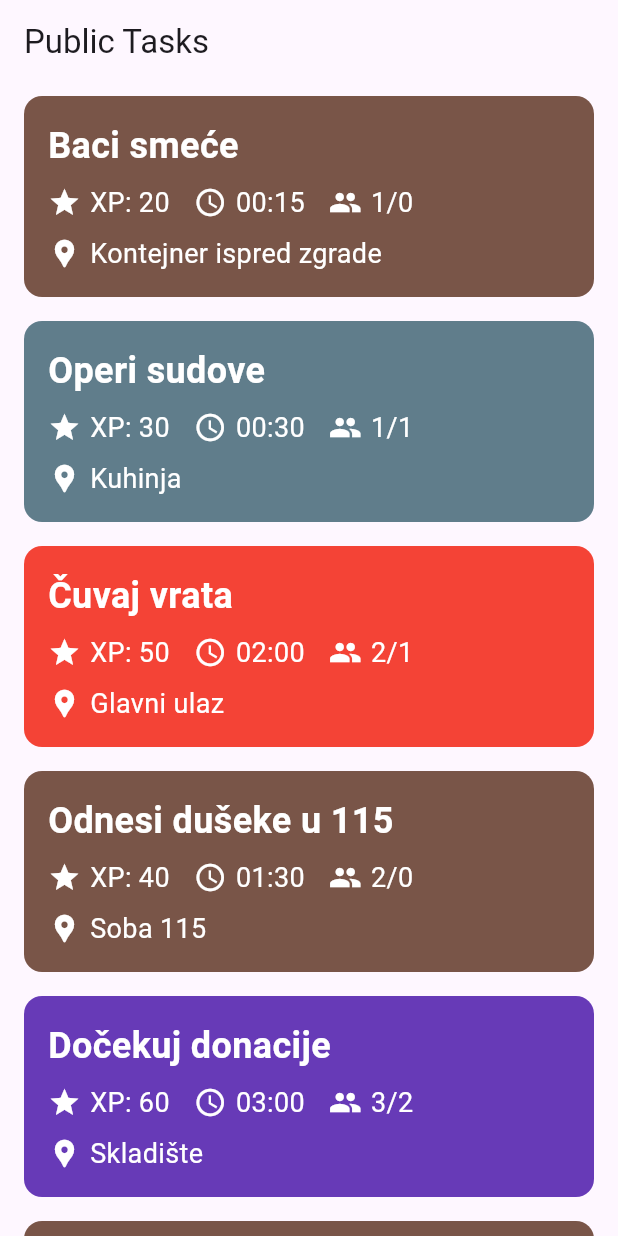
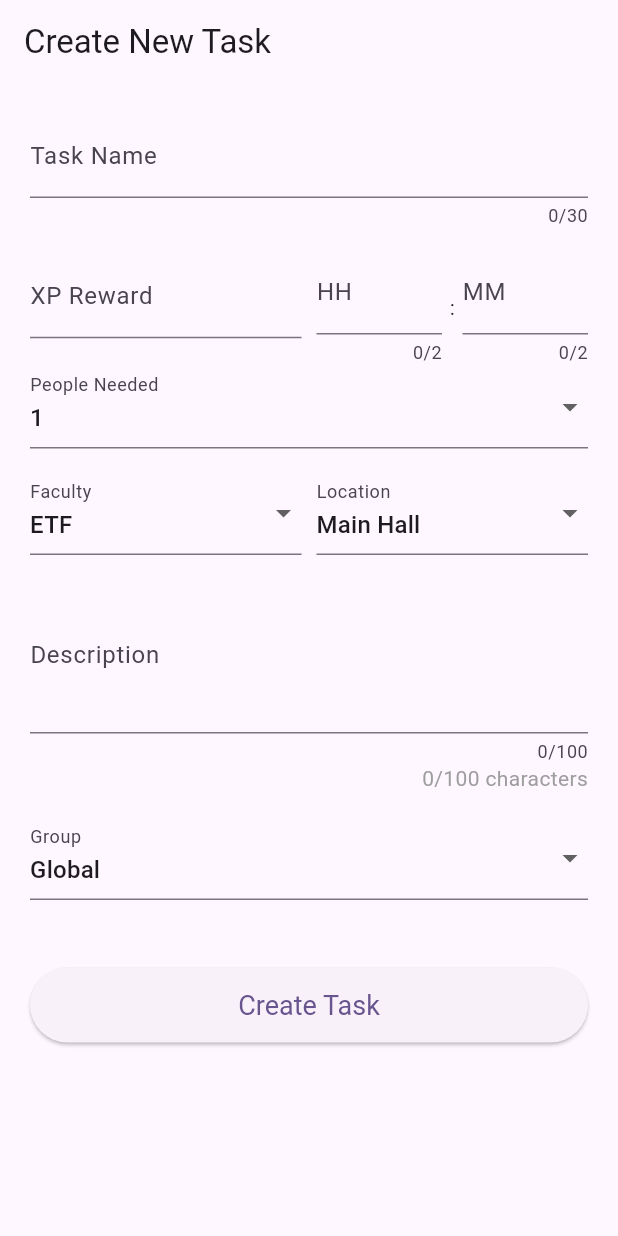
Before and after one commit to Gojicluka/fonhakaton2025, a Flutter app: the screen it shows after launch, on a phone screen of 412 x 824 dp. Run offline on Flutter 3.47's test engine with Material 3 defaults, Android fonts, the phone set to English and light mode, and no system bars.

Commit message:
made complex add new widget, i will simplify it

```diff
--- a/lib/main.dart
+++ b/lib/main.dart
@@ -126,6 +126,7 @@
 
 import 'package:flutter/material.dart';
 import 'package:fonhakaton2025/widgets/ExplorePage.dart';
+import 'package:fonhakaton2025/widgets/NewTask.dart';
 import 'package:fonhakaton2025/widgets/PublicTaskPage.dart';
 
 void main() {
@@ -143,7 +144,7 @@ class MyApp extends StatelessWidget {
         colorScheme: ColorScheme.fromSeed(seedColor: Colors.deepPurple),
         useMaterial3: true,
       ),
-      home: PublicTaskPage(),
+      home: NewTask(),
     );
   }
 }
--- /dev/null
+++ b/lib/widgets/NewTask.dart
@@ -0,0 +1,264 @@
+import 'package:flutter/material.dart';
+import 'task.dart'; // Import your Task model
+
+class NewTask extends StatefulWidget {
+  const NewTask({super.key});
+
+  @override
+  _NewTaskState createState() => _NewTaskState();
+}
+
+class _NewTaskState extends State<NewTask> {
+  final _formKey = GlobalKey<FormState>();
+
+  // Controllers for input fields
+  final TextEditingController _titleController = TextEditingController();
+  final TextEditingController _xpController = TextEditingController();
+  final TextEditingController _descriptionController = TextEditingController();
+  final TextEditingController _hoursController = TextEditingController();
+  final TextEditingController _minutesController = TextEditingController();
+
+  int _charCount = 0;
+  String _selectedPeople = "1";
+  String _selectedFaculty = "ETF";
+  String _selectedLocation = "Main Hall";
+  String _selectedGroup = currentUser.activeGroups.isNotEmpty
+      ? currentUser.activeGroups.first
+      : "None";
+
+  final List<String> faculties = ["ETF", "FON", "MATF"];
+  final List<String> locations = [
+    "Main Hall",
+    "Library",
+    "Lab 3",
+    "Classroom 101"
+  ];
+  final List<String> peopleOptions = [
+    "1",
+    "2",
+    "3",
+    "4",
+    "5",
+    "6",
+    "7",
+    "8",
+    "9",
+    "10+"
+  ];
+
+  void _createTask() {
+    if (_formKey.currentState!.validate()) {
+      int hours = int.tryParse(_hoursController.text) ?? 0;
+      int minutes = int.tryParse(_minutesController.text) ?? 0;
+      int totalMinutes = (hours * 60) + minutes;
+
+      final newTask = Task(
+        _titleController.text,
+        int.parse(_xpController.text),
+        totalMinutes,
+        _selectedGroup,
+        _selectedLocation,
+        _selectedFaculty,
+        0,
+        _selectedPeople == "10+" ? 10 : int.parse(_selectedPeople),
+        _selectedGroup == "None" || _isColorGroup(_selectedGroup),
+        _descriptionController.text,
+        currentUser.nickname,
+      );
+
+      setState(() {
+        tasks.add(newTask);
+      });
+
+      Navigator.pop(context); // Go back after adding the task
+    }
+  }
+
+  bool _isColorGroup(String group) {
+    return ["Logistika", "Dnevni red", "Mediji", "Red"].contains(group);
+  }
+
+  @override
+  Widget build(BuildContext context) {
+    return Scaffold(
+      appBar: AppBar(title: const Text("Create New Task")),
+      body: Padding(
+        padding: const EdgeInsets.all(20),
+        child: SingleChildScrollView(
+          child: Form(
+            key: _formKey,
+            child: Column(
+              crossAxisAlignment: CrossAxisAlignment.start,
+              children: [
+                _buildTextField(_titleController, "Task Name", maxLength: 30),
+                Row(
+                  children: [
+                    Expanded(
+                        child: _buildTextField(_xpController, "XP Reward",
+                            isNumber: true)),
+                    const SizedBox(width: 10),
+                    Expanded(child: _buildTimeInput()), // HH:MM input
+                  ],
+                ),
+                _buildDropdown("People Needed", peopleOptions, _selectedPeople,
+                    (value) {
+                  setState(() => _selectedPeople = value!);
+                }),
+                Row(
+                  children: [
+                    Expanded(
+                        child: _buildDropdown(
+                            "Faculty", faculties, _selectedFaculty, (value) {
+                      setState(() => _selectedFaculty = value!);
+                    })),
+                    const SizedBox(width: 10),
+                    Expanded(
+                        child: _buildDropdown(
+                            "Location", locations, _selectedLocation, (value) {
+                      setState(() => _selectedLocation = value!);
+                    })),
+                  ],
+                ),
+                _buildDescriptionField(),
+                _buildDropdown(
+                    "Group", currentUser.activeGroups, _selectedGroup, (value) {
+                  setState(() => _selectedGroup = value!);
+                }),
+                const SizedBox(height: 30),
+                Center(
+                  child: ElevatedButton(
+                    onPressed: _createTask,
+                    style: ElevatedButton.styleFrom(
+                      minimumSize: const Size(double.infinity, 50),
+                      textStyle: const TextStyle(fontSize: 18),
+                    ),
+                    child: const Text("Create Task"),
+                  ),
+                ),
+              ],
+            ),
+          ),
+        ),
+      ),
+    );
+  }
+
+  Widget _buildTextField(TextEditingController controller, String label,
+      {bool isNumber = false, int? maxLength}) {
+    return Padding(
+      padding: const EdgeInsets.only(bottom: 15),
+      child: TextFormField(
+        controller: controller,
+        decoration: InputDecoration(labelText: label),
+        keyboardType: isNumber ? TextInputType.number : TextInputType.text,
+        maxLength: maxLength,
+        validator: (value) => value!.isEmpty ? "Enter $label" : null,
+      ),
+    );
+  }
+
+  Widget _buildTimeInput() {
+    return Row(
+      children: [
+        Expanded(
+          child: TextFormField(
+            controller: _hoursController,
+            decoration: const InputDecoration(labelText: "HH"),
+            keyboardType: TextInputType.number,
+            maxLength: 2,
+            validator: (value) {
+              if (value!.isEmpty) return "Enter hours";
+              int? hours = int.tryParse(value);
+              if (hours == null || hours < 0 || hours > 99) {
+                return "Invalid hours";
+              }
+              return null;
+            },
+          ),
+        ),
+        const Padding(
+          padding: EdgeInsets.symmetric(horizontal: 5),
+          child: Text(":"),
+        ),
+        Expanded(
+          child: TextFormField(
+            controller: _minutesController,
+            decoration: const InputDecoration(labelText: "MM"),
+            keyboardType: TextInputType.number,
+            maxLength: 2,
+            validator: (value) {
+              if (value!.isEmpty) return "Enter minutes";
+              int? minutes = int.tryParse(value);
+              if (minutes == null || minutes < 0 || minutes > 59) {
+                return "Invalid minutes";
+              }
+              return null;
+            },
+          ),
+        ),
+      ],
+    );
+  }
+
+  Widget _buildDropdown(String label, List<String> items, String selected,
+      ValueChanged<String?> onChanged) {
+    return Padding(
+      padding: const EdgeInsets.only(bottom: 15),
+      child: DropdownButtonFormField<String>(
+        value: selected,
+        items: items
+            .map((item) => DropdownMenuItem(value: item, child: Text(item)))
+            .toList(),
+        onChanged: onChanged,
+        decoration: InputDecoration(labelText: label),
+      ),
+    );
+  }
+
+  Widget _buildDescriptionField() {
+    return Padding(
+      padding: const EdgeInsets.only(bottom: 15),
+      child: Column(
+        crossAxisAlignment: CrossAxisAlignment.start,
+        children: [
+          TextFormField(
+            controller: _descriptionController,
+            decoration: const InputDecoration(labelText: "Description"),
+            maxLines: 3,
+            maxLength: 100,
+            onChanged: (text) {
+              setState(() {
+                _charCount = text.length;
+              });
+            },
+            validator: (value) {
+              if (value!.isEmpty) return "Enter description";
+              return null;
+            },
+          ),
+          Align(
+            alignment: Alignment.centerRight,
+            child: Text(
+              "$_charCount/100 characters",
+              style:
+                  TextStyle(color: _charCount > 100 ? Colors.red : Colors.grey),
+            ),
+          ),
+        ],
+      ),
+    );
+  }
+}
+
+// Updated User class
+class User {
+  final String nickname;
+  final String password;
+  final List<String> activeGroups;
+
+  User(this.nickname, this.password, this.activeGroups);
+}
+
+// Hardcoded current user
+final User currentUser = User(
+    "Irena", "securepassword", ["Global", "Logistika", "Dnevni red", "Mediji"]);
```
Also changed, not shown: 5 other files.
